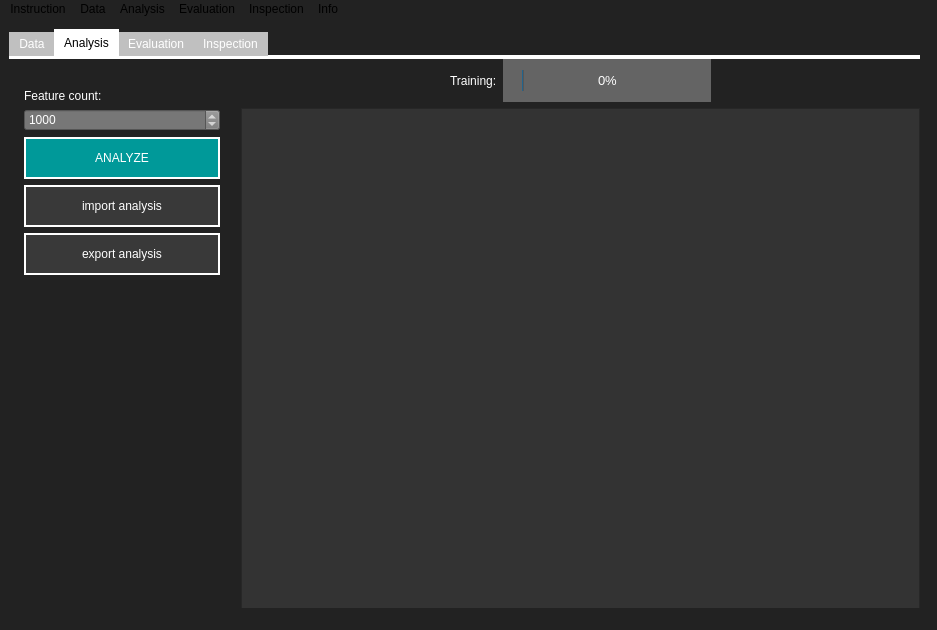
resa89/pridentifier, file design/pridentifier.ui: the form before one commit.
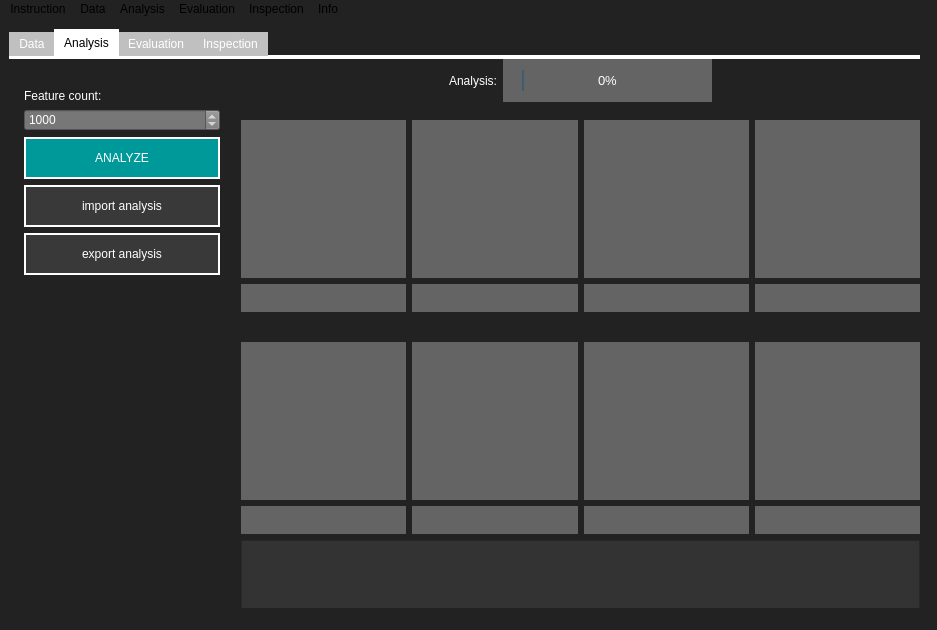
The form after the commit. The open tabs and pages were chosen to show the change.

Commit message: devel: Move fingerprints to analysis tab and add an additional label to inspection tab to show inspected fingerprint later

Patch:
```diff
--- a/design/pridentifier.ui
+++ b/design/pridentifier.ui
@@ -347,7 +347,7 @@
            <x>0</x>
            <y>0</y>
            <width>911</width>
-           <height>591</height>
+           <height>645</height>
           </rect>
          </property>
          <layout class="QHBoxLayout" name="horizontalLayout_2">
@@ -501,7 +501,7 @@
 font: 12pt &quot;Helvetica&quot;;</string>
                 </property>
                 <property name="text">
-                 <string>Training:</string>
+                 <string>Analysis:</string>
                 </property>
                </widget>
               </item>
@@ -546,6 +546,453 @@
               </item>
              </layout>
             </item>
+            <item>
+             <spacer name="verticalSpacer_3">
+              <property name="orientation">
+               <enum>Qt::Vertical</enum>
+              </property>
+              <property name="sizeHint" stdset="0">
+               <size>
+                <width>20</width>
+                <height>40</height>
+               </size>
+              </property>
+             </spacer>
+            </item>
+            <item>
+             <layout class="QHBoxLayout" name="label_evaluation4c">
+              <item>
+               <widget class="QLabel" name="label_analysis1">
+                <property name="styleSheet">
+                 <string notr="true">QLabel {
+    background-color: #333333;
+    color: #fff;
+    background-color: #646464;
+    padding: 4px;
+    border: 0px solid #fffff8;
+    font-size: 14pt;
+
+	width: 130px;
+	min-height: 150px;
+    gridline-color: #fffff8;
+    font-size: 12pt;
+
+    background-color: #646464;
+    border: 0px solid #fffff8;
+}</string>
+                </property>
+                <property name="text">
+                 <string/>
+                </property>
+               </widget>
+              </item>
+              <item>
+               <widget class="QLabel" name="label_analysis2">
+                <property name="styleSheet">
+                 <string notr="true">QLabel {
+    background-color: #333333;
+    color: #fff;
+    background-color: #646464;
+    padding: 4px;
+    border: 0px solid #fffff8;
+    font-size: 14pt;
+
+	width: 130px;
+	min-height: 150px;
+    gridline-color: #fffff8;
+    font-size: 12pt;
+
+    background-color: #646464;
+    border: 0px solid #fffff8;
+}</string>
+                </property>
+                <property name="text">
+                 <string/>
+                </property>
+               </widget>
+              </item>
+              <item>
+               <widget class="QLabel" name="label_analysis3">
+                <property name="styleSheet">
+                 <string notr="true">QLabel {
+    background-color: #333333;
+    color: #fff;
+    background-color: #646464;
+    padding: 4px;
+    border: 0px solid #fffff8;
+    font-size: 14pt;
+
+	width: 130px;
+	min-height: 150px;
+    gridline-color: #fffff8;
+    font-size: 12pt;
+
+    background-color: #646464;
+    border: 0px solid #fffff8;
+}</string>
+                </property>
+                <property name="text">
+                 <string/>
+                </property>
+               </widget>
+              </item>
+              <item>
+               <widget class="QLabel" name="label_analysis4">
+                <property name="styleSheet">
+                 <string notr="true">QLabel {
+    background-color: #333333;
+    color: #fff;
+    background-color: #646464;
+    padding: 4px;
+    border: 0px solid #fffff8;
+    font-size: 14pt;
+
+	width: 130px;
+	min-height: 150px;
+    gridline-color: #fffff8;
+    font-size: 12pt;
+
+    background-color: #646464;
+    border: 0px solid #fffff8;
+}</string>
+                </property>
+                <property name="text">
+                 <string/>
+                </property>
+               </widget>
+              </item>
+             </layout>
+            </item>
+            <item>
+             <layout class="QHBoxLayout" name="horizontalLayout_12">
+              <item>
+               <widget class="QLabel" name="label_analysis1_class">
+                <property name="styleSheet">
+                 <string notr="true">QLabel {
+    background-color: #333333;
+    color: #fff;
+    background-color: #646464;
+    padding: 4px;
+    border: 0px solid #fffff8;
+
+	width: 130px;
+	min-height: 20px;
+    gridline-color: #fffff8;
+    font: 13pt &quot;Helvetica&quot;;
+
+    background-color: #646464;
+    border: 0px solid #fffff8;
+}</string>
+                </property>
+                <property name="text">
+                 <string/>
+                </property>
+               </widget>
+              </item>
+              <item>
+               <widget class="QLabel" name="label_analysis2_class">
+                <property name="styleSheet">
+                 <string notr="true">QLabel {
+    background-color: #333333;
+    color: #fff;
+    background-color: #646464;
+    padding: 4px;
+    border: 0px solid #fffff8;
+
+	width: 130px;
+	min-height: 20px;
+    gridline-color: #fffff8;
+    font: 13pt &quot;Helvetica&quot;;
+
+    background-color: #646464;
+    border: 0px solid #fffff8;
+}</string>
+                </property>
+                <property name="text">
+                 <string/>
+                </property>
+               </widget>
+              </item>
+              <item>
+               <widget class="QLabel" name="label_analysis3_class">
+                <property name="styleSheet">
+                 <string notr="true">QLabel {
+    background-color: #333333;
+    color: #fff;
+    background-color: #646464;
+    padding: 4px;
+    border: 0px solid #fffff8;
+
+	width: 130px;
+	min-height: 20px;
+    gridline-color: #fffff8;
+    font: 13pt &quot;Helvetica&quot;;
+
+    background-color: #646464;
+    border: 0px solid #fffff8;
+}</string>
+                </property>
+                <property name="text">
+                 <string/>
+                </property>
+               </widget>
+              </item>
+              <item>
+               <widget class="QLabel" name="label_analysis4_class">
+                <property name="styleSheet">
+                 <string notr="true">QLabel {
+    background-color: #333333;
+    color: #fff;
+    background-color: #646464;
+    padding: 4px;
+    border: 0px solid #fffff8;
+
+	width: 130px;
+	min-height: 20px;
+    gridline-color: #fffff8;
+    font: 13pt &quot;Helvetica&quot;;
+
+    background-color: #646464;
+    border: 0px solid #fffff8;
+}</string>
+                </property>
+                <property name="text">
+                 <string/>
+                </property>
+               </widget>
+              </item>
+             </layout>
+            </item>
+            <item>
+             <spacer name="verticalSpacer_2">
+              <property name="orientation">
+               <enum>Qt::Vertical</enum>
+              </property>
+              <property name="sizeHint" stdset="0">
+               <size>
+                <width>20</width>
+                <height>40</height>
+               </size>
+              </property>
+             </spacer>
+            </item>
+            <item>
+             <spacer name="verticalSpacer">
+              <property name="orientation">
+               <enum>Qt::Vertical</enum>
+              </property>
+              <property name="sizeHint" stdset="0">
+               <size>
+                <width>20</width>
+                <height>40</height>
+               </size>
+              </property>
+             </spacer>
+            </item>
+            <item>
+             <layout class="QHBoxLayout" name="horizontalLayout">
+              <item>
+               <widget class="QLabel" name="label_analysis5">
+                <property name="styleSheet">
+                 <string notr="true">QLabel {
+    background-color: #333333;
+    color: #fff;
+    background-color: #646464;
+    padding: 4px;
+    border: 0px solid #fffff8;
+    font-size: 14pt;
+
+	width: 130px;
+	min-height: 150px;
+    gridline-color: #fffff8;
+    font-size: 12pt;
+
+    background-color: #646464;
+    border: 0px solid #fffff8;
+}</string>
+                </property>
+                <property name="text">
+                 <string/>
+                </property>
+               </widget>
+              </item>
+              <item>
+               <widget class="QLabel" name="label_analysis6">
+                <property name="styleSheet">
+                 <string notr="true">QLabel {
+    background-color: #333333;
+    color: #fff;
+    background-color: #646464;
+    padding: 4px;
+    border: 0px solid #fffff8;
+    font-size: 14pt;
+
+	width: 130px;
+	min-height: 150px;
+    gridline-color: #fffff8;
+    font-size: 12pt;
+
+    background-color: #646464;
+    border: 0px solid #fffff8;
+}</string>
+                </property>
+                <property name="text">
+                 <string/>
+                </property>
+               </widget>
+              </item>
+              <item>
+               <widget class="QLabel" name="label_analysis7">
+                <property name="styleSheet">
+                 <string notr="true">QLabel {
+    background-color: #333333;
+    color: #fff;
+    background-color: #646464;
+    padding: 4px;
+    border: 0px solid #fffff8;
+    font-size: 14pt;
+
+	width: 130px;
+	min-height: 150px;
+    gridline-color: #fffff8;
+    font-size: 12pt;
+
+    background-color: #646464;
+    border: 0px solid #fffff8;
+}</string>
+                </property>
+                <property name="text">
+                 <string/>
+                </property>
+               </widget>
+              </item>
+              <item>
+               <widget class="QLabel" name="label_analysis8">
+                <property name="styleSheet">
+                 <string notr="true">QLabel {
+    background-color: #333333;
+    color: #fff;
+    background-color: #646464;
+    padding: 4px;
+    border: 0px solid #fffff8;
+    font-size: 14pt;
+
+	width: 130px;
+	min-height: 150px;
+    gridline-color: #fffff8;
+    font-size: 12pt;
+
+    background-color: #646464;
+    border: 0px solid #fffff8;
+}</string>
+                </property>
+                <property name="text">
+                 <string/>
+                </property>
+               </widget>
+              </item>
+             </layout>
+            </item>
+            <item>
+             <layout class="QHBoxLayout" name="horizontalLayout_7">
+              <item>
+               <widget class="QLabel" name="label_analysis5_class">
+                <property name="styleSheet">
+                 <string notr="true">QLabel {
+    background-color: #333333;
+    color: #fff;
+    background-color: #646464;
+    padding: 4px;
+    border: 0px solid #fffff8;
+
+	width: 130px;
+	min-height: 20px;
+    gridline-color: #fffff8;
+    font: 13pt &quot;Helvetica&quot;;
+
+    background-color: #646464;
+    border: 0px solid #fffff8;
+}</string>
+                </property>
+                <property name="text">
+                 <string/>
+                </property>
+               </widget>
+              </item>
+              <item>
+               <widget class="QLabel" name="label_analysis6_class">
+                <property name="styleSheet">
+                 <string notr="true">QLabel {
+    background-color: #333333;
+    color: #fff;
+    background-color: #646464;
+    padding: 4px;
+    border: 0px solid #fffff8;
+
+	width: 130px;
+	min-height: 20px;
+    gridline-color: #fffff8;
+    font: 13pt &quot;Helvetica&quot;;
+
+    background-color: #646464;
+    border: 0px solid #fffff8;
+}</string>
+                </property>
+                <property name="text">
+                 <string/>
+                </property>
+               </widget>
+              </item>
+              <item>
+               <widget class="QLabel" name="label_analysis7_class">
+                <property name="styleSheet">
+                 <string notr="true">QLabel {
+    background-color: #333333;
+    color: #fff;
+    background-color: #646464;
+    padding: 4px;
+    border: 0px solid #fffff8;
+
+	width: 130px;
+	min-height: 20px;
+    gridline-color: #fffff8;
+    font: 13pt &quot;Helvetica&quot;;
+
+    background-color: #646464;
+    border: 0px solid #fffff8;
+}</string>
+                </property>
+                <property name="text">
+                 <string/>
+                </property>
+               </widget>
+              </item>
+              <item>
+               <widget class="QLabel" name="label_analysis8_class">
+                <property name="styleSheet">
+                 <string notr="true">QLabel {
+    background-color: #333333;
+    color: #fff;
+    background-color: #646464;
+    padding: 4px;
+    border: 0px solid #fffff8;
+
+	width: 130px;
+	min-height: 20px;
+    gridline-color: #fffff8;
+    font: 13pt &quot;Helvetica&quot;;
+
+    background-color: #646464;
+    border: 0px solid #fffff8;
+}</string>
+                </property>
+                <property name="text">
+                 <string/>
+                </property>
+               </widget>
+              </item>
+             </layout>
+            </item>
             <item>
              <widget class="QTableWidget" name="tableWidget_learning">
               <property name="styleSheet">
@@ -736,214 +1183,6 @@
               </item>
              </layout>
             </item>
-            <item>
-             <layout class="QHBoxLayout" name="horizontalLayout_7">
-              <item>
-               <widget class="QLabel" name="label_evaluation1">
-                <property name="styleSheet">
-                 <string notr="true">QLabel {
-    background-color: #333333;
-    color: #fff;
-    background-color: #646464;
-    padding: 4px;
-    border: 0px solid #fffff8;
-    font-size: 14pt;
-
-	width: 130px;
-	min-height: 150px;
-    gridline-color: #fffff8;
-    font-size: 12pt;
-
-    background-color: #646464;
-    border: 0px solid #fffff8;
-}</string>
-                </property>
-                <property name="text">
-                 <string/>
-                </property>
-               </widget>
-              </item>
-              <item>
-               <widget class="QLabel" name="label_evaluation2">
-                <property name="styleSheet">
-                 <string notr="true">QLabel {
-    background-color: #333333;
-    color: #fff;
-    background-color: #646464;
-    padding: 4px;
-    border: 0px solid #fffff8;
-    font-size: 14pt;
-
-	width: 130px;
-	min-height: 150px;
-    gridline-color: #fffff8;
-    font-size: 12pt;
-
-    background-color: #646464;
-    border: 0px solid #fffff8;
-}</string>
-                </property>
-                <property name="text">
-                 <string/>
-                </property>
-               </widget>
-              </item>
-              <item>
-               <widget class="QLabel" name="label_evaluation3">
-                <property name="styleSheet">
-                 <string notr="true">QLabel {
-    background-color: #333333;
-    color: #fff;
-    background-color: #646464;
-    padding: 4px;
-    border: 0px solid #fffff8;
-    font-size: 14pt;
-
-	width: 130px;
-	min-height: 150px;
-    gridline-color: #fffff8;
-    font-size: 12pt;
-
-    background-color: #646464;
-    border: 0px solid #fffff8;
-}</string>
-                </property>
-                <property name="text">
-                 <string/>
-                </property>
-               </widget>
-              </item>
-              <item>
-               <widget class="QLabel" name="label_evaluation4">
-                <property name="styleSheet">
-                 <string notr="true">QLabel {
-    background-color: #333333;
-    color: #fff;
-    background-color: #646464;
-    padding: 4px;
-    border: 0px solid #fffff8;
-    font-size: 14pt;
-
-	width: 130px;
-	min-height: 150px;
-    gridline-color: #fffff8;
-    font-size: 12pt;
-
-    background-color: #646464;
-    border: 0px solid #fffff8;
-}</string>
-                </property>
-                <property name="text">
-                 <string/>
-                </property>
-               </widget>
-              </item>
-             </layout>
-            </item>
-            <item>
-             <layout class="QHBoxLayout" name="horizontalLayout">
-              <item>
-               <widget class="QLabel" name="label_evaluation1_text">
-                <property name="styleSheet">
-                 <string notr="true">QLabel {
-    background-color: #333333;
-    color: #fff;
-    background-color: #646464;
-    padding: 4px;
-    border: 0px solid #fffff8;
-    font-size: 14pt;
-
-	width: 130px;
-	min-height: 20px;
-    gridline-color: #fffff8;
-    font-size: 12pt;
-
-    background-color: #646464;
-    border: 0px solid #fffff8;
-}</string>
-                </property>
-                <property name="text">
-                 <string/>
-                </property>
-               </widget>
-              </item>
-              <item>
-               <widget class="QLabel" name="label_evaluation2_text">
-                <property name="styleSheet">
-                 <string notr="true">QLabel {
-    background-color: #333333;
-    color: #fff;
-    background-color: #646464;
-    padding: 4px;
-    border: 0px solid #fffff8;
-    font-size: 14pt;
-
-	width: 130px;
-	min-height: 20px;
-    gridline-color: #fffff8;
-    font-size: 12pt;
-
-    background-color: #646464;
-    border: 0px solid #fffff8;
-}</string>
-                </property>
-                <property name="text">
-                 <string/>
-                </property>
-               </widget>
-              </item>
-              <item>
-               <widget class="QLabel" name="label_evaluation3_text">
-                <property name="styleSheet">
-                 <string notr="true">QLabel {
-    background-color: #333333;
-    color: #fff;
-    background-color: #646464;
-    padding: 4px;
-    border: 0px solid #fffff8;
-    font-size: 14pt;
-
-	width: 130px;
-	min-height: 20px;
-    gridline-color: #fffff8;
-    font-size: 12pt;
-
-    background-color: #646464;
-    border: 0px solid #fffff8;
-}</string>
-                </property>
-                <property name="text">
-                 <string/>
-                </property>
-               </widget>
-              </item>
-              <item>
-               <widget class="QLabel" name="label_evaluation4_text">
-                <property name="styleSheet">
-                 <string notr="true">QLabel {
-    background-color: #333333;
-    color: #fff;
-    background-color: #646464;
-    padding: 4px;
-    border: 0px solid #fffff8;
-    font-size: 14pt;
-
-	width: 130px;
-	min-height: 20px;
-    gridline-color: #fffff8;
-    font-size: 12pt;
-
-    background-color: #646464;
-    border: 0px solid #fffff8;
-}</string>
-                </property>
-                <property name="text">
-                 <string/>
-                </property>
-               </widget>
-              </item>
-             </layout>
-            </item>
             <item>
              <widget class="QTableWidget" name="tableWidget_evaluation">
               <property name="styleSheet">
```
Left out of the diff: 141 changed lines with no effect on the pictures. The commit also changes 2 other files.
